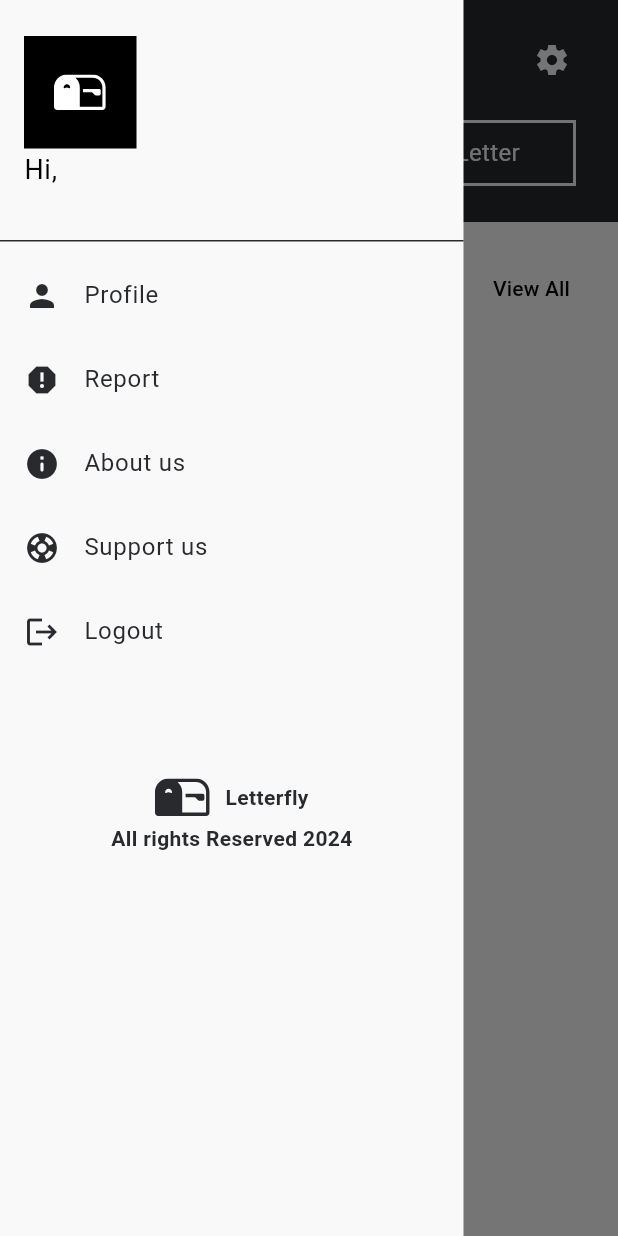
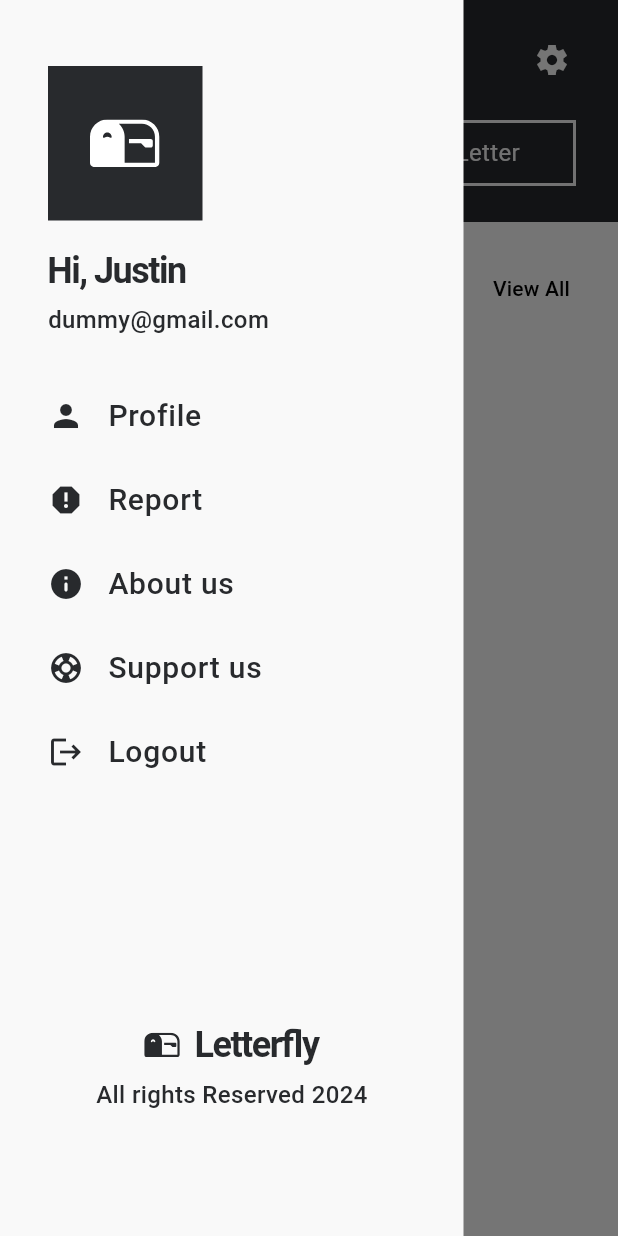
Before and after one commit to raymondtju/letterfly, a Flutter app: the screen it shows after launch, with the side drawer open, on a phone screen of 412 x 824 dp. Run offline on Flutter 3.47's test engine with Material 3 defaults, Android fonts, the light colour scheme and no system bars; our stand-ins replace camera, flutter_svg, lottie; missing offline and left inert: flutter_signature_pad; Roboto replaces fonts that are missing (SF).

Commit message:
Edit the Drawer design on home.dart

```diff
--- a/lib/components/textstylefont.dart
+++ b/lib/components/textstylefont.dart
@@ -1,9 +1,20 @@
 import 'package:flutter/material.dart';
 
-const TextStyle headlineStyle =
-    TextStyle(letterSpacing: -1, fontWeight: FontWeight.w700, fontSize: 24);
+const TextStyle headlineStyle = TextStyle(
+  letterSpacing: -1,
+  fontWeight: FontWeight.w700,
+  fontSize: 24,
+);
 
 const TextStyle subheadlineStyle = TextStyle(
-  fontWeight: FontWeight.bold,
+  fontWeight: FontWeight.w600,
   fontSize: 20,
 );
+
+const TextStyle textlineStyle =
+    TextStyle(fontWeight: FontWeight.w500, fontSize: 20);
+
+const TextStyle subtextLineStyle = TextStyle(
+  fontWeight: FontWeight.w500,
+  fontSize: 16,
+);
--- a/lib/home.dart
+++ b/lib/home.dart
@@ -25,7 +25,7 @@ class HomePage extends StatelessWidget {
         backgroundColor: const Color.fromRGBO(40, 42, 45, 1),
         automaticallyImplyLeading: false,
         title: Padding(
-          padding: EdgeInsets.only(top: 30, left: 12
+          padding: const EdgeInsets.only(top: 30, left: 12
               //MediaQuery.of(context).size.width * 0.01
               ),
           child: Row(
@@ -51,7 +51,7 @@ class HomePage extends StatelessWidget {
         ),
         actions: [
           Padding(
-              padding: EdgeInsets.only(
+              padding: const EdgeInsets.only(
                 top: 20,
                 right: 20,
               ),
@@ -59,7 +59,7 @@ class HomePage extends StatelessWidget {
                   onPressed: () {
                     _scaffoldKey.currentState?.openDrawer();
                   },
-                  icon: Icon(
+                  icon: const Icon(
                     Icons.settings_sharp,
                     size: 24,
                     color: Colors.white,
@@ -73,107 +73,7 @@ class HomePage extends StatelessWidget {
         //       }),
         // ],
       ),
-      drawer: Drawer(
-        shape: RoundedRectangleBorder(
-          borderRadius: BorderRadius.zero,
-        ),
-        width: MediaQuery.of(context).size.width * 0.75,
-        child: ListView(
-          padding: EdgeInsets.zero,
-          children: [
-            DrawerHeader(
-                child: Column(
-              mainAxisAlignment: MainAxisAlignment.center,
-              crossAxisAlignment: CrossAxisAlignment.start,
-              children: [
-                Container(
-                  width: 75,
-                  height: 75,
-                  decoration: BoxDecoration(
-                    color: Colors.black,
-                  ),
-                  child: Padding(
-                    padding: const EdgeInsets.all(20),
-                    child: SvgPicture.asset(
-                      'assets/logo/Logo.svg',
-                      color: Colors.white,
-                    ),
-                  ),
-                ),
-                Text(
-                  'Hi, ${prov.Username}',
-                  style: TextStyle(color: Colors.black, fontSize: 18),
-                ),
-                Text(
-                  '${prov.Email}',
-                  style: TextStyle(color: Colors.black, fontSize: 12),
-                ),
-              ],
-            )),
-            ListTile(
-              leading: Icon(Icons.person),
-              title: Text('Profile'),
-              onTap: () {
-                Navigator.pushNamed(context, "/profile");
-              },
-            ),
-            ListTile(
-              leading: Icon(Icons.report),
-              title: Text('Report'),
-              onTap: () {
-                Navigator.pushNamed(context, "/report");
-              },
-            ),
-            ListTile(
-              leading: Icon(Icons.info_rounded),
-              title: Text('About us'),
-              onTap: () {
-                Navigator.pushNamed(context, "/about_us");
-              },
-            ),
-            ListTile(
-              leading: Icon(Icons.support),
-              title: Text('Support us'),
-              onTap: () {},
-            ),
-            ListTile(
-              leading: Icon(Icons.logout),
-              title: Text('Logout'),
-              onTap: () {
-                Navigator.pushNamed(context, "/login");
-              },
-            ),
-            SizedBox(height: 70),
-            Column(
-              children: [
-                Row(
-                  mainAxisAlignment: MainAxisAlignment.center,
-                  crossAxisAlignment: CrossAxisAlignment.center,
-                  children: [
-                    SvgPicture.asset(
-                      'assets/logo/Logo.svg',
-                    ),
-                    const SizedBox(width: 10),
-                    const Text(
-                      'Letterfly',
-                      style: TextStyle(
-                        fontWeight: FontWeight.bold,
-                      ),
-                    ),
-                  ],
-                ),
-                const SizedBox(height: 5),
-                const Text(
-                  'All rights Reserved 2024',
-                  style: TextStyle(
-                    fontWeight: FontWeight.bold,
-                  ),
-                ),
-              ],
-            ),
-          ],
-        ),
-      ),
+      drawer: HomeDrawer(context, prov),
       backgroundColor: const Color.fromRGBO(40, 42, 45, 1),
       body: Column(
         children: [
@@ -285,11 +185,11 @@ class HomePage extends StatelessWidget {
                                       children: [
                                         Text(
                                           '${prov.Letters[index].category} / ${prov.Letters[index].division} / ${prov.Letters[index].imagePaths.length} file',
-                                          style: TextStyle(fontSize: 10),
+                                          style: const TextStyle(fontSize: 10),
                                         ),
                                         Text(
                                           prov.Letters[index].datePublished,
-                                          style: TextStyle(fontSize: 10),
+                                          style: const TextStyle(fontSize: 10),
                                         ),
                                       ],
                                     ),
@@ -304,7 +204,7 @@ class HomePage extends StatelessWidget {
                                                               .Letters[index]
                                                               .id)));
                                         },
-                                        icon: Icon(Icons.edit)),
+                                        icon: const Icon(Icons.edit)),
                                   );
                                 } else {
                                   return Container();
@@ -374,6 +274,140 @@ class HomePage extends StatelessWidget {
     );
   }
 
+  Drawer HomeDrawer(BuildContext context, LetterFlyProvider prov) {
+    return Drawer(
+      shape: const RoundedRectangleBorder(
+        borderRadius: BorderRadius.zero,
+      ),
+      width: MediaQuery.of(context).size.width * 0.75,
+      child: Column(
+        children: [
+          Expanded(
+            child: ListView(
+              padding: EdgeInsets.fromLTRB(16, 44, 0, 0),
+              children: [
+                Container(
+                    padding: EdgeInsets.fromLTRB(16, 0, 0, 0),
+                    child: Column(
+                      mainAxisAlignment: MainAxisAlignment.center,
+                      crossAxisAlignment: CrossAxisAlignment.start,
+                      children: [
+                        Container(
+                          width: MediaQuery.of(context).size.width * 0.25,
+                          height: MediaQuery.of(context).size.width * 0.25,
+                          decoration: BoxDecoration(
+                            color: global.colorScheme.primary,
+                          ),
+                          child: Padding(
+                            padding: const EdgeInsets.all(28),
+                            child: SvgPicture.asset(
+                              'assets/logo/Logo.svg',
+                              color: Colors.white,
+                            ),
+                          ),
+                        ),
+                        SizedBox(
+                          height: MediaQuery.of(context).size.height * 0.02,
+                        ),
+
+                        // -- Real --
+
+                        //Text('Hi, ${prov.Username}', style: headlineStyle),
+                        //SizedBox(
+                        //  height: MediaQuery.of(context).size.height * 0.005,
+                        //),
+                        //Text(prov.Email, style: subheadlineStyle),
+
+                        // -- Debug --
+
+                        Text('Hi, Justin', style: headlineStyle),
+                        SizedBox(
+                          height: MediaQuery.of(context).size.height * 0.005,
+                        ),
+                        Text("dummy@gmail.com", style: subtextLineStyle),
+                      ],
+                    )),
+                SizedBox(
+                  height: MediaQuery.of(context).size.height * 0.03,
+                ),
+                ListTile(
+                  leading: const Icon(Icons.person),
+                  title: const Text(
+                    'Profile',
+                    style: textlineStyle,
+                  ),
+                  onTap: () {
+                    Navigator.pushNamed(context, "/profile");
+                  },
+                ),
+                ListTile(
+                  leading: const Icon(Icons.report),
+                  title: const Text(
+                    'Report',
+                    style: textlineStyle,
+                  ),
+                  onTap: () {
+                    Navigator.pushNamed(context, "/report");
+                  },
+                ),
+                ListTile(
+                  leading: const Icon(Icons.info_rounded),
+                  title: const Text(
+                    'About us',
+                    style: textlineStyle,
+                  ),
+                  onTap: () {
+                    Navigator.pushNamed(context, "/about_us");
+                  },
+                ),
+                ListTile(
+                  leading: const Icon(Icons.support),
+                  title: const Text(
+                    'Support us',
+                    style: textlineStyle,
+                  ),
+                  onTap: () {},
+                ),
+                ListTile(
+                  leading: const Icon(Icons.logout),
+                  title: const Text(
+                    'Logout',
+                    style: textlineStyle,
+                  ),
+                  onTap: () {
+                    Navigator.pushNamed(context, "/login");
+                  },
+                ),
+              ],
+            ),
+          ),
+          Container(
+            padding: EdgeInsets.fromLTRB(
+                0, 0, 0, MediaQuery.of(context).size.height * 0.1),
+            child: Column(
+              children: [
+                Row(
+                  mainAxisAlignment: MainAxisAlignment.center,
+                  children: [
+                    SvgPicture.asset(
+                      'assets/logo/Logo.svg',
+                      width: 24, // Adjust size as needed
+                      height: 24,
+                    ),
+                    const SizedBox(width: 10),
+                    const Text('Letterfly', style: headlineStyle),
+                  ],
+                ),
+                const SizedBox(height: 5),
+                const Text('All rights Reserved 2024', style: subtextLineStyle),
+              ],
+            ),
+          ),
+        ],
+      ),
+    );
+  }
+
   Column homeNavBar(BuildContext context) {
     return Column(
       children: [
@@ -387,7 +421,7 @@ class HomePage extends StatelessWidget {
                 },
                 child: Container(
                   height: 44,
-                  margin: EdgeInsets.symmetric(horizontal: 8),
+                  margin: const EdgeInsets.symmetric(horizontal: 8),
                   decoration: BoxDecoration(
                     border: Border.all(
                       color: global.colorScheme.onPrimary,
@@ -399,7 +433,7 @@ class HomePage extends StatelessWidget {
                   child: const Row(
                     mainAxisAlignment: MainAxisAlignment.center,
                     children: [
-                      const Icon(
+                      Icon(
                         Icons.add,
                         size: 24,
                       ),
```
